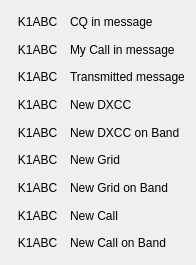
The window that colorhighlighting.ui (saitohirga/WSJT-X) describes before a commit, drawn with Qt 5.
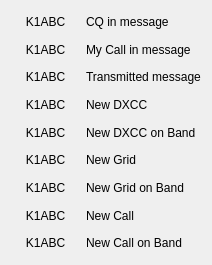
The same window after the commit.

Commit message: Make the colors window just a tad wider.

The edit to the form file:
```diff
--- a/colorhighlighting.ui
+++ b/colorhighlighting.ui
@@ -6,7 +6,7 @@
    <rect>
     <x>0</x>
     <y>0</y>
-    <width>196</width>
+    <width>212</width>
     <height>265</height>
    </rect>
   </property>
```
